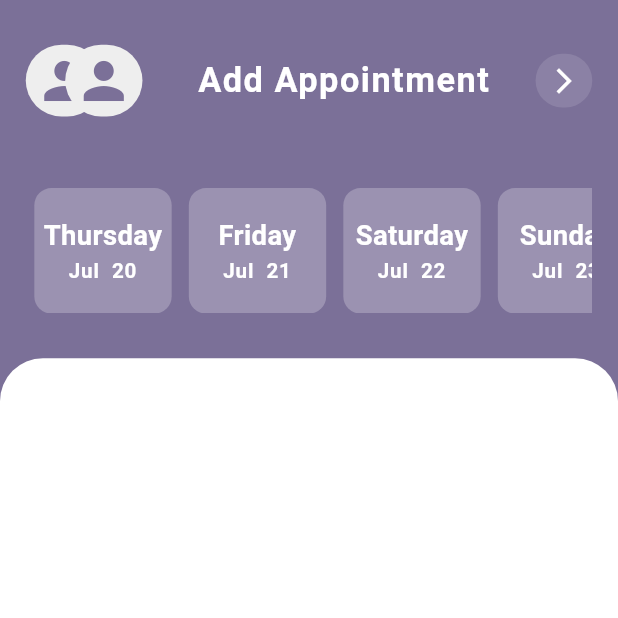
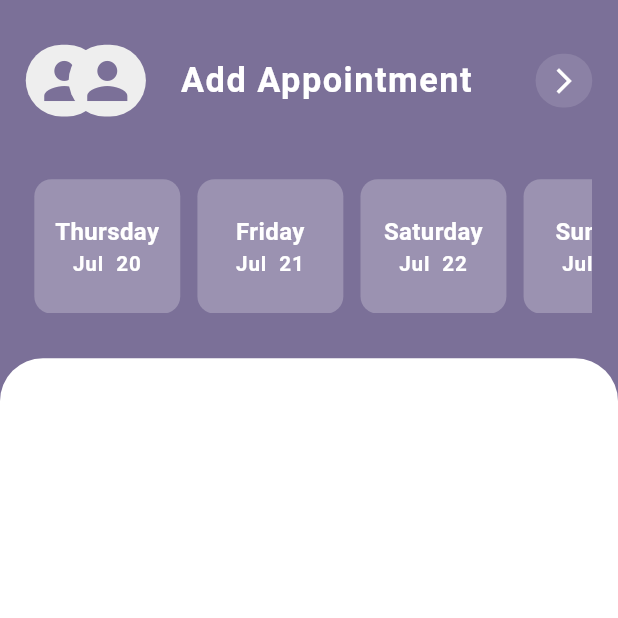
Before and after one commit to manaralbogha/Patient_app, a Flutter app: the AddAppointmentView screen opened by its route, on a phone screen of 412 x 824 dp, the top half of it. Run offline on Flutter 3.47's test engine with Material 2 defaults, Android fonts, the phone set to English and light mode, and no system bars; our stand-ins replace dartz, dio, equatable, flutter_bloc, flutter_screenutil, jiffy and 1 more; missing offline and left inert: awesome_icons; accounts and stored records are empty.

Commit message:
edit container width & height

```diff
--- a/lib/core/api/services/appointment/get_my_appointments.dart
+++ b/lib/core/api/services/appointment/get_my_appointments.dart
@@ -10,7 +10,7 @@ abstract class GetMyAppointmentsService {
       {required String token}) async {
     try {
       var data =
-          await ApiServices.get(endPoint: 'storeAppointment', token: token);
+          await ApiServices.get(endPoint: 'indexAppointment', token: token);
       List<AppointmentModel> myAppointments = [];
       for (var item in data['Appointment']) {
         myAppointments.add(AppointmentModel.fromJson(item));
--- a/lib/screens/add_appointment_view/add_appointment_view.dart
+++ b/lib/screens/add_appointment_view/add_appointment_view.dart
@@ -112,8 +112,8 @@ class _DatesListView extends StatelessWidget {
               },
               child: Container(
                 padding: const EdgeInsets.all(5),
-                height: 70.h,
-                width: 80.w,
+                height: 75.h,
+                width: 85.w,
                 decoration: BoxDecoration(
                   color: addAppointmentCubit.selectIndexDay != index
                       ? Colors.white24
@@ -135,7 +135,7 @@ class _DatesListView extends StatelessWidget {
                             fontSize:
                                 addAppointmentCubit.days[index] == 'Wednesday'
                                     ? 13.sp
-                                    : 16.sp),
+                                    : 14.sp),
                       ),
                       Text(
                         addAppointmentCubit.dates[index],
@@ -167,7 +167,7 @@ class _CustomAppBar extends StatelessWidget {
     return Row(
       children: [
         SizedBox(
-          width: 100.w,
+          width: 90.w,
           child: Stack(
             clipBehavior: Clip.none,
             children: [
@@ -178,7 +178,7 @@ class _CustomAppBar extends StatelessWidget {
                 borderRadius: BorderRadius.circular(50.r),
               ),
               Positioned(
-                right: 32.w,
+                right: 20.w,
                 child: CustomeImage(
                   // image: AppAssets.loginImage,
                   height: 40.h,
```
